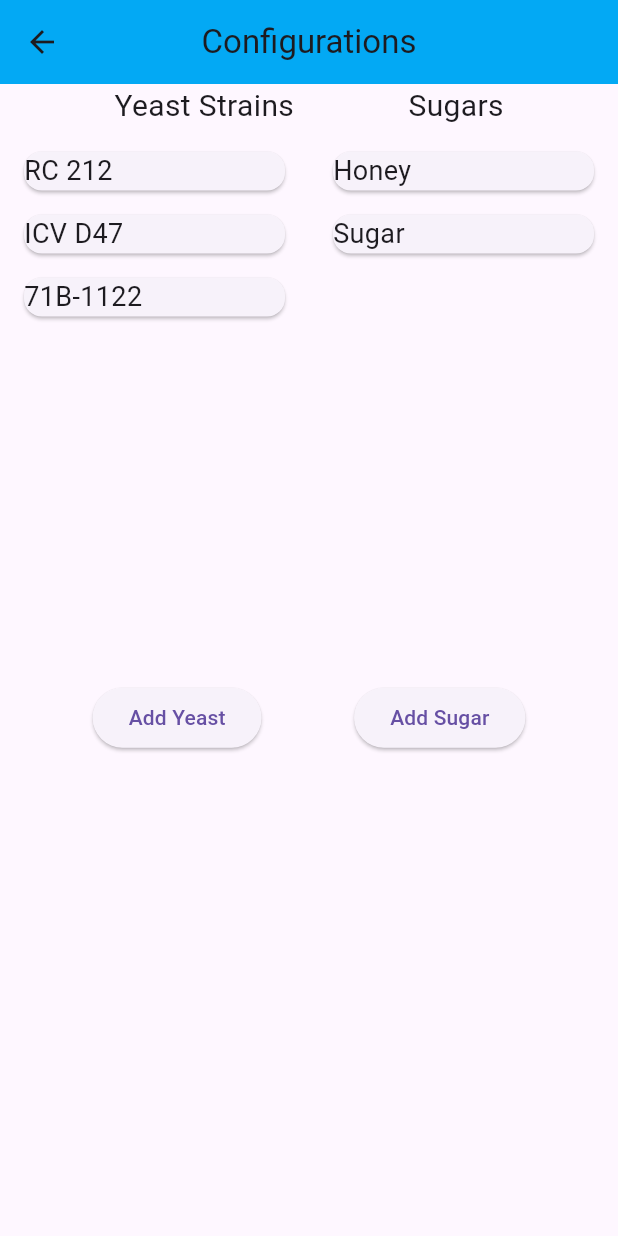
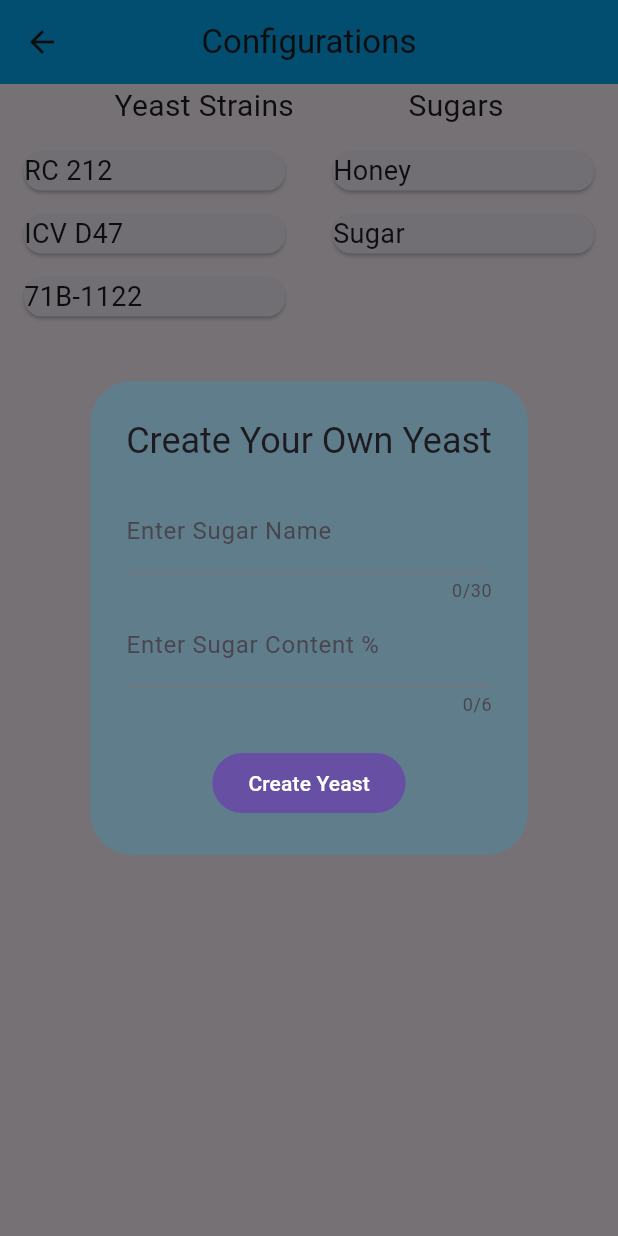
Before and after one commit to Seanm64/FermentationStation, a Flutter app: the Configuration screen opened by its route, after a tap on "Add Sugar", on a phone screen of 412 x 824 dp. Run offline on Flutter 3.47's test engine with Material 3 defaults, Android fonts, the phone set to English and light mode, and no system bars.

Commit message:
Abstracted away dialog boxes, Adding sugar has dialog box

```diff
--- /dev/null
+++ b/lib/dialog_boxes/add_sugar_dialog_box.dart
@@ -0,0 +1,87 @@
+import 'package:fermentation_station/models/add_sugar.dart';
+import 'package:flutter/material.dart';
+import 'package:fermentation_station/models/sugar_model.dart';
+import 'package:provider/provider.dart';
+
+class AddSugarDialogBox extends StatelessWidget {
+  AddSugarDialogBox({super.key});
+
+  final _sugar_form_controller = GlobalKey<FormState>();
+
+  SugarGravity create_a_sugar = SugarGravity(sugar_name: '',
+    sugars_content_percent: 0.0);
+
+
+  @override
+  Widget build(BuildContext context) {
+    return AlertDialog(
+      backgroundColor: Colors.blueGrey,
+      title: Text('Create Your Own Yeast'),
+      content: SingleChildScrollView(
+          child: Form(
+            key: _sugar_form_controller,
+            child: Column(
+              children: [
+                TextFormField(
+                  maxLength: 30,
+                  onSaved: (value) {
+                    create_a_sugar.sugar_name = value!;
+                  },
+                  validator: (value) {
+                    if(value == null ||
+                        value.isEmpty)
+                    { return 'You must enter a valid value'; }
+                    return null;
+                  },
+                  decoration: const InputDecoration(
+                    label: Text('Enter Sugar Name'),
+                  ),
+                ),
+                TextFormField(
+                  maxLength: 6, keyboardType: TextInputType.number,
+                  validator: (value) {
+                    if(value == null ||
+                        value.isEmpty ||
+                        value.contains(RegExp(r'[A-Z][a-z]')))
+                    {
+                      return 'You must enter a number (ex. 1, 2, 10.4, 74.5)';
+                    }
+
+                    if(double.parse(value) > 100.0) {
+                      return 'Number must be <= 100.0';
+                    }
+                    if(double.parse(value) < 0.0) {
+                      return 'Number must be >= to 0.0';
+                    }
+
+                    return null;
+                  },
+                  onSaved: (value) {
+                    create_a_sugar.sugars_content_percent = double.parse(value!);
+                  },
+                  decoration: const InputDecoration(
+                      label: Text('Enter Sugar Content %')
+                  ),
+                ),
+                const SizedBox(height: 20),
+                FilledButton(
+                  onPressed: () {
+                    if (_sugar_form_controller.currentState!.validate())
+                    {
+                      _sugar_form_controller.currentState!.save();
+                      context.read<AddSugarGravity>().addYeast(create_a_sugar);
+
+                      _sugar_form_controller.currentState!.reset();
+                      Navigator.pop(context);
+                    }
+                  },
+                  child: const Text('Create Yeast'),
+
+                ),
+              ],
+            ),
+          )
+      ),
+    );
+  }
+}
--- a/lib/pages/configurations.dart
+++ b/lib/pages/configurations.dart
@@ -1,10 +1,8 @@
-import 'package:fermentation_station/models/add_yeast.dart';
+import 'package:fermentation_station/dialog_boxes/add_sugar_dialog_box.dart';
+import 'package:fermentation_station/dialog_boxes/add_yeast_dialog_box.dart';
+import 'package:fermentation_station/config_lists/yeast_consumer_list.dart';
 import 'package:fermentation_station/config_lists/sugar_gravity_consumer_list.dart';
-import 'package:fermentation_station/config_lists/yeast_consumer_list.dart';
-import 'package:fermentation_station/models/sugar_model.dart';
 import 'package:flutter/material.dart';
-import 'package:provider/provider.dart';
-import 'package:fermentation_station/models/yeast_model.dart';
 
 class Configuration extends StatefulWidget {
   const Configuration({super.key});
@@ -15,87 +13,20 @@ class Configuration extends StatefulWidget {
 
 class _ConfigurationState extends State<Configuration> {
 
-  final _yeast_form_controller = GlobalKey<FormState>();
-  final _sugar_form_controller = GlobalKey<FormState>();
-
-  Yeast create_a_yeast = Yeast(yeast_name: '',
-      max_abv: 0.0);
-  SugarGravity create_a_sugar = SugarGravity(sugar_name: '',
-      sugars_content_percent: 0.0);
-
   void _showCreateYeastDialog() {
     showDialog(
         context: context,
         builder: (context) {
-          return AlertDialog(
-            backgroundColor: Colors.blueGrey,
-            title: Text('Create Your Own Yeast'),
-            content: SingleChildScrollView(
-              child: Form(
-                key: _yeast_form_controller,
-                child: Column(
-                  children: [
-                    TextFormField(
-                      maxLength: 30,
-                      onSaved: (value) {
-                        create_a_yeast.yeast_name = value!;
-                      },
-                      validator: (value) {
-                        if(value == null ||
-                           value.isEmpty)
-                        { return 'You must enter a valid value'; }
-                        return null;
-                      },
-                      decoration: const InputDecoration(
-                        label: Text('Enter Yeast Name'),
-                    ),
-                  ),
-                    TextFormField(
-                      maxLength: 6, keyboardType: TextInputType.number,
-                      validator: (value) {
-                        if(value == null ||
-                           value.isEmpty ||
-                           value.contains(RegExp(r'[A-Z][a-z]')))
-                        {
-                            return 'You must enter a number (ex. 1, 2, 10.4, 74.5)';
-                        }
+          return AddYeastDialogBox();
+        }
+    );
+  }
 
-                        if(double.parse(value) > 100.0) {
-                          return 'Number must be <= 100.0';
-                        }
-                        if(double.parse(value) < 0.0) {
-                          return 'Number must be >= to 0.0';
-                        }
-
-                        return null;
-                      },
-                      onSaved: (value) {
-                        create_a_yeast.max_abv = double.parse(value!);
-                      },
-                      decoration: const InputDecoration(
-                          label: Text('Strain Max ABV count')
-                      ),
-                    ),
-                    const SizedBox(height: 20),
-                    FilledButton(
-                      onPressed: () {
-                        if (_yeast_form_controller.currentState!.validate())
-                        {
-                          _yeast_form_controller.currentState!.save();
-                          context.read<AddYeast>().addYeast(create_a_yeast);
-
-                         _yeast_form_controller.currentState!.reset();
-                         Navigator.pop(context);
-                        }
-                      },
-                      child: const Text('Create Yeast'),
-
-                    ),
-                  ],
-                ),
-              )
-            ),
-          );
+  void _showCreateSugarDialog() {
+    showDialog(
+        context: context,
+        builder: (context) {
+          return AddSugarDialogBox();
         }
     );
   }
@@ -149,7 +80,7 @@ class _ConfigurationState extends State<Configuration> {
                     child: const Text("Add Yeast"),
                 ),
                 ElevatedButton(
-                  onPressed: () {},
+                  onPressed: _showCreateSugarDialog,
                   child: const Text("Add Sugar"),
                 )
               ],
```
Also changed, not shown: lib/dialog_boxes/add_yeast_dialog_box.dart (added, +85 -0 lines).
